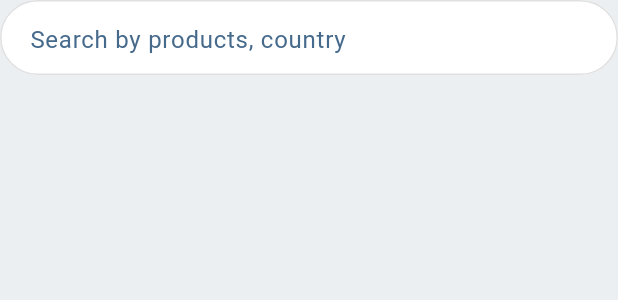
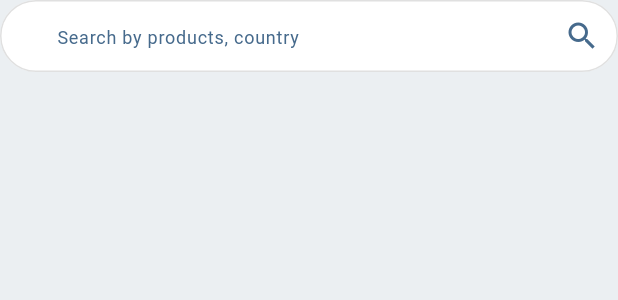
Before and after one commit to Yogesh-droid/metal_trade_test, a Flutter app: the SearchWidgetWithoutSuggestions widget shown alone on an empty page, opened directly with empty values, on a phone screen of 412 x 824 dp. Shown: the top 300 px of the screen. Run offline on Flutter 3.47's test engine with Material 2 defaults, Android fonts, the phone set to English and light mode, and no system bars; our stand-ins replace cached_network_image, dio, easy_localization, file_picker, flutter_bloc, flutter_dotenv and 9 more; missing offline and left inert: stomp_dart_client; accounts and stored records are empty; network calls fail.

Commit message:
search UI issue done

```diff
--- a/lib/features/rfq/ui/screens/submit_quote_screen.dart
+++ b/lib/features/rfq/ui/screens/submit_quote_screen.dart
@@ -1,10 +1,8 @@
 import 'package:flutter/material.dart';
 import 'package:flutter_bloc/flutter_bloc.dart';
-import 'package:go_router/go_router.dart';
 import 'package:metaltrade/core/constants/app_widgets/context_menu_app_bar.dart';
 import 'package:metaltrade/core/constants/strings.dart';
 import 'package:metaltrade/core/constants/text_tyles.dart';
-import 'package:metaltrade/core/routes/routes.dart';
 import 'package:metaltrade/features/dashboard/ui/controllers/bottom_bar_controller_cubit.dart';
 import 'package:metaltrade/features/my_home/data/models/post_enquiry_req_model.dart';
 import 'package:metaltrade/features/my_home/ui/controllers/home_tab_cubit/home_tab_cubit.dart';
--- a/lib/features/rfq/ui/widgets/search_widget_without_suggestions.dart
+++ b/lib/features/rfq/ui/widgets/search_widget_without_suggestions.dart
@@ -1,6 +1,7 @@
 import 'package:easy_localization/easy_localization.dart';
 import 'package:flutter/material.dart';
 import 'package:metaltrade/core/constants/strings.dart';
+import 'package:metaltrade/core/constants/text_tyles.dart';
 
 class SearchWidgetWithoutSuggestions extends StatelessWidget {
   const SearchWidgetWithoutSuggestions(
@@ -14,14 +15,13 @@ class SearchWidgetWithoutSuggestions extends StatelessWidget {
 
   @override
   Widget build(BuildContext context) {
-    return SizedBox(
-      height: 50,
-      child: Center(
-        child: TextFormField(
+    return TextFormField(
       autocorrect: true,
       focusNode: focusNode,
       keyboardType: TextInputType.text,
       decoration: InputDecoration(
+          contentPadding: const EdgeInsets.symmetric(horizontal: 30),
+          hintStyle: secMed12,
           fillColor: Theme.of(context).colorScheme.onPrimary,
           filled: true,
           focusedBorder: OutlineInputBorder(
@@ -40,20 +40,17 @@ class SearchWidgetWithoutSuggestions extends StatelessWidget {
               borderRadius: BorderRadius.circular(50),
               gapPadding: 8),
           hintText: kSearchEnquiry.tr(),
-            suffix: IconButton(
+          suffixIcon: IconButton(
               onPressed: () {
                 onSearchTapped(textEditingController.text);
               },
-                icon: const Icon(Icons.search)),
-          ),
+              icon: const Icon(Icons.search))),
       cursorColor: Theme.of(context).colorScheme.scrim,
       style: TextStyle(color: Theme.of(context).colorScheme.scrim),
       textInputAction: TextInputAction.search,
       onFieldSubmitted: onSearchTapped,
       controller: textEditingController,
       enableIMEPersonalizedLearning: true,
-        ),
-      ),
     );
   }
 }
```
Lines whose indentation alone changed are shown as unchanged.
